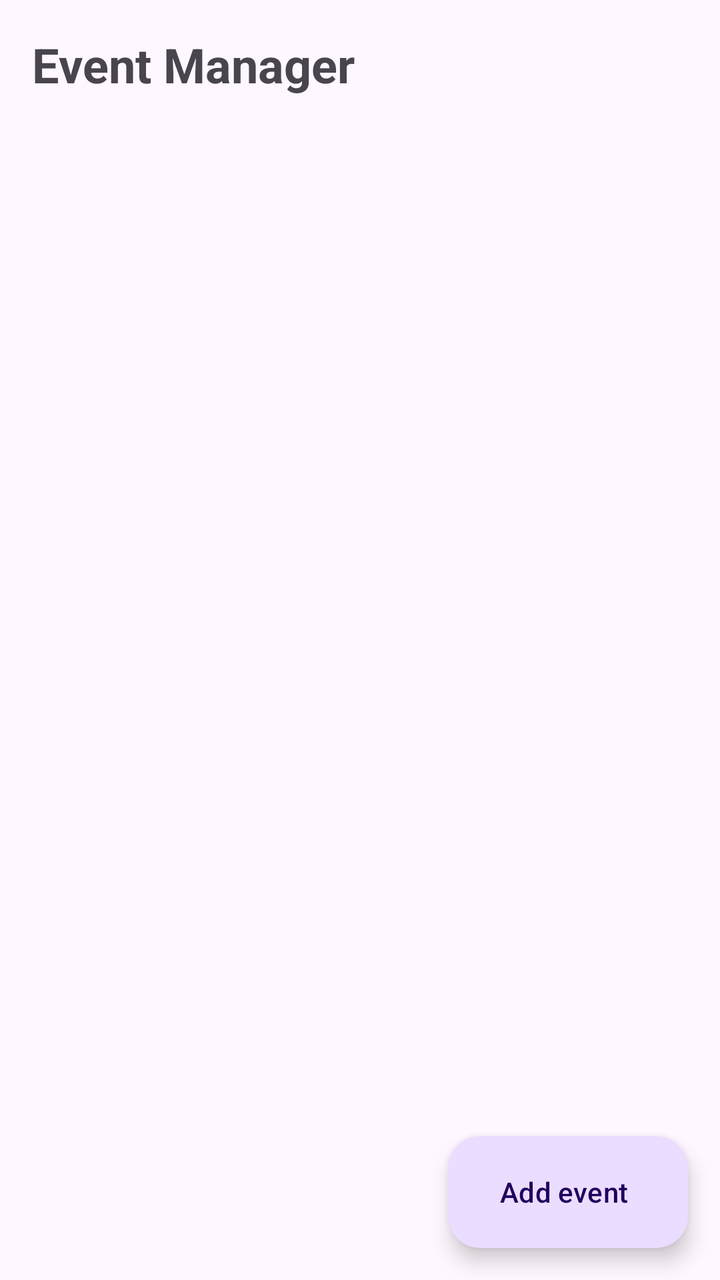
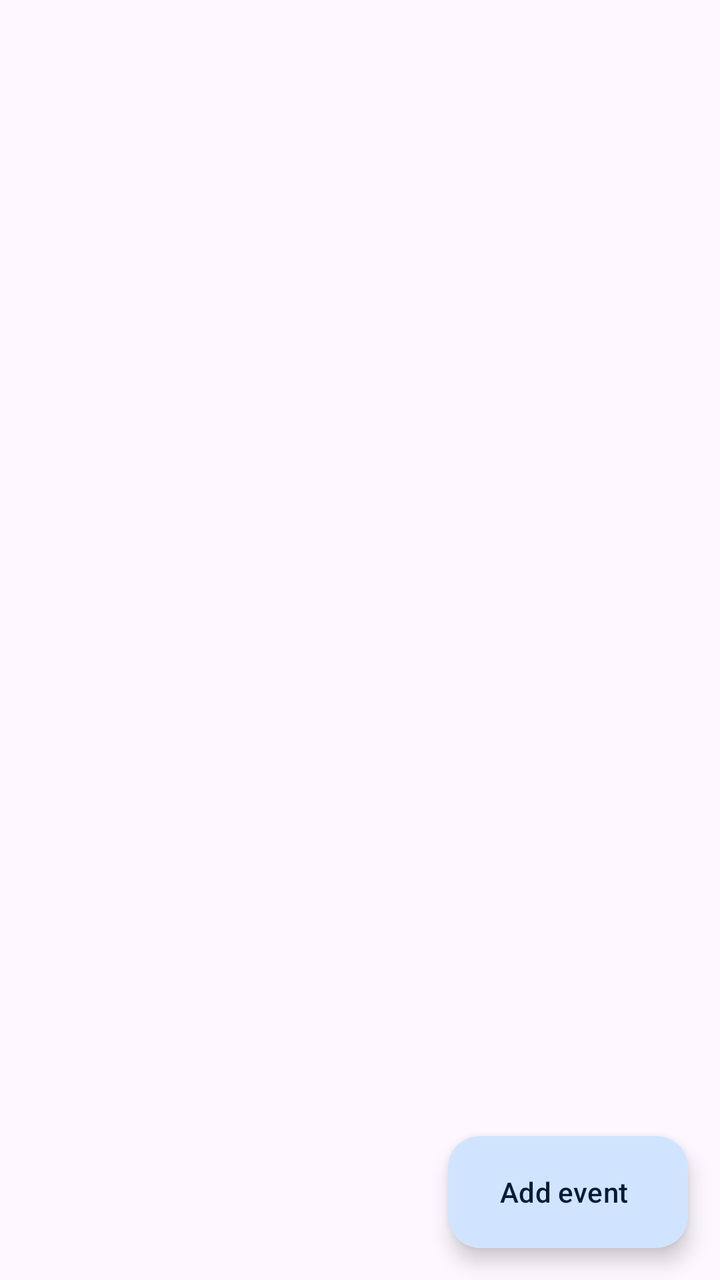

Two renders of the same Android screen: before a commit and after it. Below are the layout's source before the change and the commit's diff.
<!-- AndroidManifest.xml: application theme Theme.EventManager -->
<!-- res/layout/activity_main.xml -->
<?xml version="1.0" encoding="utf-8"?>
<androidx.constraintlayout.widget.ConstraintLayout
    xmlns:android="http://schemas.android.com/apk/res/android"
    xmlns:app="http://schemas.android.com/apk/res-auto"
    android:layout_width="match_parent"
    android:layout_height="match_parent"
    android:fitsSystemWindows="true">

    <TextView
        android:id="@+id/tvTitle"
        android:layout_width="0dp"
        android:layout_height="wrap_content"
        android:layout_margin="16dp"
        android:text="Event Manager"
        android:textSize="24sp"
        android:textStyle="bold"
        app:layout_constraintEnd_toEndOf="parent"
        app:layout_constraintStart_toStartOf="parent"
        app:layout_constraintTop_toTopOf="parent" />

    <androidx.recyclerview.widget.RecyclerView
        android:id="@+id/rvEvents"
        android:layout_width="0dp"
        android:layout_height="0dp"
        android:clipToPadding="false"
        android:paddingStart="12dp"
        android:paddingEnd="12dp"
        android:paddingBottom="88dp"
        app:layout_constraintBottom_toBottomOf="parent"
        app:layout_constraintEnd_toEndOf="parent"
        app:layout_constraintStart_toStartOf="parent"
        app:layout_constraintTop_toBottomOf="@+id/tvTitle" />

    <TextView
        android:id="@+id/tvEmpty"
        android:layout_width="wrap_content"
        android:layout_height="wrap_content"
        android:gravity="center"
        android:text="No events yet.\nTap “Add event” to create one."
        android:textColor="#808080"
        android:textSize="16sp"
        android:visibility="gone"
        app:layout_constraintBottom_toBottomOf="parent"
        app:layout_constraintEnd_toEndOf="parent"
        app:layout_constraintStart_toStartOf="parent"
        app:layout_constraintTop_toTopOf="parent" />

    <com.google.android.material.floatingactionbutton.ExtendedFloatingActionButton
        android:id="@+id/fabAdd"
        android:layout_width="wrap_content"
        android:layout_height="wrap_content"
        android:layout_margin="16dp"
        android:text="Add event"
        app:layout_constraintBottom_toBottomOf="parent"
        app:layout_constraintEnd_toEndOf="parent" />
</androidx.constraintlayout.widget.ConstraintLayout>
<!-- resources referenced by this layout -->
<resources>
  <style name="Theme.EventManager" parent="Base.Theme.EventManager" />
  <style name="Base.Theme.EventManager" parent="Theme.Material3.DayNight.NoActionBar">
          
          
      </style>
</resources>

<!-- the commit's change to res/layout/activity_main.xml (unified diff, before → after) -->
@@ -6,14 +6,10 @@
     android:layout_height="match_parent"
     android:fitsSystemWindows="true">
 
-    <TextView
-        android:id="@+id/tvTitle"
+    <com.google.android.material.appbar.MaterialToolbar
+        android:id="@+id/toolbar"
         android:layout_width="0dp"
-        android:layout_height="wrap_content"
-        android:layout_margin="16dp"
-        android:text="Event Manager"
-        android:textSize="24sp"
-        android:textStyle="bold"
+        android:layout_height="?attr/actionBarSize"
         app:layout_constraintEnd_toEndOf="parent"
         app:layout_constraintStart_toStartOf="parent"
         app:layout_constraintTop_toTopOf="parent" />
@@ -29,16 +25,16 @@
         app:layout_constraintBottom_toBottomOf="parent"
         app:layout_constraintEnd_toEndOf="parent"
         app:layout_constraintStart_toStartOf="parent"
-        app:layout_constraintTop_toBottomOf="@+id/tvTitle" />
+        app:layout_constraintTop_toBottomOf="@+id/toolbar" />
 
     <TextView
         android:id="@+id/tvEmpty"
         android:layout_width="wrap_content"
         android:layout_height="wrap_content"
         android:gravity="center"
-        android:text="No events yet.\nTap “Add event” to create one."
-        android:textColor="#808080"
-        android:textSize="16sp"
+        android:text="@string/empty_events"
+        android:textAppearance="?attr/textAppearanceBodyLarge"
+        android:textColor="?android:attr/textColorSecondary"
         android:visibility="gone"
         app:layout_constraintBottom_toBottomOf="parent"
         app:layout_constraintEnd_toEndOf="parent"
@@ -50,7 +46,7 @@
         android:layout_width="wrap_content"
         android:layout_height="wrap_content"
         android:layout_margin="16dp"
-        android:text="Add event"
+        android:text="@string/add_event"
         app:layout_constraintBottom_toBottomOf="parent"
         app:layout_constraintEnd_toEndOf="parent" />
 </androidx.constraintlayout.widget.ConstraintLayout>
<!-- resource entries referenced after the edit -->
@@ -1,9 +1,25 @@
 <!-- resources referenced by this layout -->
 <resources>
+  <string name="add_event">Add event</string>
+  <string name="empty_events">No events yet.\nTap “Add event” to create one.</string>
   <style name="Theme.EventManager" parent="Base.Theme.EventManager" />
   <style name="Base.Theme.EventManager" parent="Theme.Material3.DayNight.NoActionBar">
-          
-          
+          <item name="colorPrimary">@color/theme_primary</item>
+          <item name="colorOnPrimary">@color/theme_on_primary</item>
+          <item name="colorPrimaryContainer">@color/theme_primary_container</item>
+          <item name="colorOnPrimaryContainer">@color/theme_on_primary_container</item>
+          <item name="colorSecondary">@color/theme_secondary</item>
+          <item name="colorOnSecondary">@color/theme_on_secondary</item>
+          <item name="colorSecondaryContainer">@color/theme_secondary_container</item>
+          <item name="colorOnSecondaryContainer">@color/theme_on_secondary_container</item>
       </style>
+  <color name="theme_primary">#0061A4</color>
+  <color name="theme_on_primary">#FFFFFF</color>
+  <color name="theme_primary_container">#D1E4FF</color>
+  <color name="theme_on_primary_container">#001D36</color>
+  <color name="theme_secondary">#535F70</color>
+  <color name="theme_on_secondary">#FFFFFF</color>
+  <color name="theme_secondary_container">#D7E3F8</color>
+  <color name="theme_on_secondary_container">#101C2B</color>
 </resources>
 
